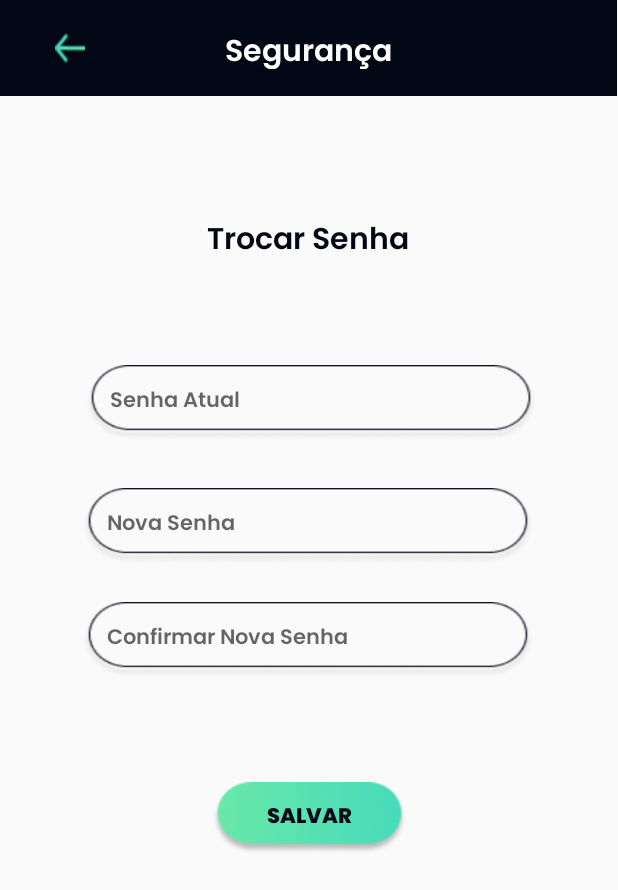
After one commit to claraaqn/App-Ativos-Digitais, an Android app built with Jetpack Compose: the SegurancaActivity screen opened directly, with no data from a screen before it, on a phone screen of 412 x 824 dp. The commit adds this screen. Shown: the top 890 px of the screen. Run offline under Robolectric (Android 15) with nearby library versions, the phone set to English and light mode, and no system bars.

Commit message:
Tela de alterar senha ok + conexão com o banco de dados

```diff
--- a/app/src/main/java/com/projeto1/desingbrabo/ConfiguracoesActivity.kt
+++ b/app/src/main/java/com/projeto1/desingbrabo/ConfiguracoesActivity.kt
@@ -58,7 +58,7 @@ class ConfiguracoesActivity : AppCompatActivity() {
         }
 
         buttonSeguranca.setOnClickListener {
-            // val intent = Intent(this, SegurancaActivity::class.java)
+            val intent = Intent(this, SegurancaActivity::class.java)
             startActivity(intent)
         }
 
--- /dev/null
+++ b/app/src/main/java/com/projeto1/desingbrabo/SegurancaActivity.kt
@@ -0,0 +1,84 @@
+package com.projeto1.desingbrabo
+
+import android.content.Intent
+import android.os.Bundle
+import android.widget.Button
+import android.widget.EditText
+import android.widget.ImageView
+import android.widget.Toast
+import androidx.appcompat.app.AppCompatActivity
+import com.projeto1.desingbrabo.api.RetrofitInstance
+import retrofit2.Call
+import retrofit2.Callback
+import retrofit2.Response
+import com.projeto1.desingbrabo.model.PasswordChangeRequest
+import com.projeto1.desingbrabo.model.GenericResponse
+
+class SegurancaActivity : AppCompatActivity() {
+
+    override fun onCreate(savedInstanceState: Bundle?) {
+        super.onCreate(savedInstanceState)
+        setContentView(R.layout.tela_seguranca)
+
+        val buttonVoltar = findViewById<Button>(R.id.button_voltar)
+        val senhaAtual = findViewById<EditText>(R.id.senha_atual)
+        val novaSenha = findViewById<EditText>(R.id.nova_senha)
+        val confirmarNovaSenha = findViewById<EditText>(R.id.confirmar_nova_senha)
+        val salvarButton = findViewById<Button>(R.id.salvar_button)
+
+        buttonVoltar.setOnClickListener {
+            finish()
+        }
+
+        salvarButton.setOnClickListener {
+            val senhaAtualTexto = senhaAtual.text.toString()
+            val novaSenhaTexto = novaSenha.text.toString()
+            val confirmarNovaSenhaTexto = confirmarNovaSenha.text.toString()
+
+            if (senhaAtualTexto.isEmpty() || novaSenhaTexto.isEmpty() || confirmarNovaSenhaTexto.isEmpty()) {
+                Toast.makeText(this, "Todos os campos devem ser preenchidos.", Toast.LENGTH_SHORT).show()
+                return@setOnClickListener
+            }
+
+            if (novaSenhaTexto != confirmarNovaSenhaTexto) {
+                Toast.makeText(this, "As novas senhas não coincidem.", Toast.LENGTH_SHORT).show()
+                return@setOnClickListener
+            }
+
+            // Recupera o userId do SharedPreferences
+            val sharedPreferences = getSharedPreferences("user_prefs", MODE_PRIVATE)
+            val userId = sharedPreferences.getInt("user_id", -1)
+
+            if (userId == -1) {
+                Toast.makeText(this, "Erro ao identificar o usuário. Faça login novamente.", Toast.LENGTH_SHORT).show()
+                return@setOnClickListener
+            }
+
+            // Chama a função para alterar a senha
+            alterarSenha(userId, senhaAtualTexto, novaSenhaTexto)
+        }
+    }
+
+    private fun alterarSenha(userId: Int, senhaAtual: String, novaSenha: String) {
+        val apiService = RetrofitInstance.api
+        val passwordChangeRequest = PasswordChangeRequest(userId, senhaAtual, novaSenha)
+
+        apiService.changePassword(passwordChangeRequest).enqueue(object : Callback<GenericResponse> {
+            override fun onResponse(call: Call<GenericResponse>, response: Response<GenericResponse>) {
+                if (response.isSuccessful) {
+                    Toast.makeText(this@SegurancaActivity, "Senha alterada com sucesso!", Toast.LENGTH_LONG).show()
+                    // Redirecionar para a tela de perfil
+                    val intent = Intent(this@SegurancaActivity, PerfilActivity::class.java)
+                    startActivity(intent)
+                    finish()
+                } else {
+                    Toast.makeText(this@SegurancaActivity, "Erro ao alterar a senha: ${response.message()}", Toast.LENGTH_LONG).show()
+                }
+            }
+
+            override fun onFailure(call: Call<GenericResponse>, t: Throwable) {
+                Toast.makeText(this@SegurancaActivity, "Erro na conexão: ${t.message}", Toast.LENGTH_LONG).show()
+            }
+        })
+    }
+}
--- a/app/src/main/java/com/projeto1/desingbrabo/api/ApiService.kt
+++ b/app/src/main/java/com/projeto1/desingbrabo/api/ApiService.kt
@@ -5,8 +5,8 @@ import com.projeto1.desingbrabo.model.LoginRequest
 import com.projeto1.desingbrabo.model.LoginResponse
 import com.projeto1.desingbrabo.model.UpdateProfileRequest
 import com.projeto1.desingbrabo.model.GenericResponse
+import com.projeto1.desingbrabo.model.PasswordChangeRequest
 import com.projeto1.desingbrabo.model.UserProfileResponse
-import com.projeto1.desingbrabo.model.UserResponse
 import okhttp3.ResponseBody
 import retrofit2.Call
 import retrofit2.http.Body
@@ -33,4 +33,7 @@ interface ApiService {
     @DELETE("/delete_user/{id}")
     fun delete_user(@Path("id") id: Int): Call<Void>
 
+    @POST("change_password")
+    fun changePassword(@Body passwordChangeRequest: PasswordChangeRequest): Call<GenericResponse>
+
 }
--- /dev/null
+++ b/app/src/main/res/layout/tela_seguranca.xml
@@ -0,0 +1,136 @@
+<?xml version="1.0" encoding="utf-8"?>
+<androidx.constraintlayout.widget.ConstraintLayout xmlns:android="http://schemas.android.com/apk/res/android"
+    android:layout_width="match_parent"
+    android:layout_height="match_parent"
+    xmlns:tools="http://schemas.android.com/tools"
+    xmlns:app="http://schemas.android.com/apk/res-auto">
+
+    <ImageView
+        android:id="@+id/fundo_cima"
+        android:layout_width="411dp"
+        android:layout_height="wrap_content"
+        android:src="@drawable/fundo_parte_cima"
+        app:layout_constraintBottom_toBottomOf="parent"
+        app:layout_constraintEnd_toEndOf="parent"
+        app:layout_constraintHorizontal_bias="0.0"
+        app:layout_constraintStart_toStartOf="parent"
+        app:layout_constraintTop_toTopOf="parent"
+        app:layout_constraintVertical_bias="0.0"
+        tools:ignore="ContentDescription,MissingConstraints" />
+
+    <TextView
+        android:id="@+id/seguranca"
+        android:layout_width="158dp"
+        android:layout_height="27dp"
+        android:fontFamily="@font/poppins_semi_bold"
+        android:gravity="center"
+        android:text="@string/seguran_a"
+        android:textColor="#FFFFFF"
+        android:textSize="20sp"
+        app:layout_constraintBottom_toBottomOf="@+id/fundo_cima"
+        app:layout_constraintEnd_toEndOf="parent"
+        app:layout_constraintHorizontal_bias="0.498"
+        app:layout_constraintStart_toStartOf="parent"
+        app:layout_constraintTop_toTopOf="@+id/fundo_cima"
+        app:layout_constraintVertical_bias="0.513" />
+
+    <Button
+        android:id="@+id/button_voltar"
+        android:layout_width="20dp"
+        android:layout_height="20dp"
+        android:layout_marginStart="20dp"
+        android:background="@drawable/icon_voltar"
+        android:fontFamily="@font/archivo_bold"
+        android:textColor="@android:color/white"
+        android:contentDescription="@string/bot_o_voltar"
+        app:layout_constraintBottom_toBottomOf="@+id/fundo_cima"
+        app:layout_constraintEnd_toStartOf="@+id/perfil"
+        app:layout_constraintHorizontal_bias="0.192"
+        app:layout_constraintStart_toStartOf="parent"
+        app:layout_constraintTop_toTopOf="@+id/fundo_cima"
+        tools:ignore="TouchTargetSizeCheck"/>
+
+    <TextView
+        android:id="@+id/perfil"
+        android:layout_width="158dp"
+        android:layout_height="27dp"
+        android:layout_marginTop="80dp"
+        android:fontFamily="@font/poppins_semi_bold"
+        android:gravity="center"
+        android:text="@string/trocar_senha"
+        android:textColor="#010715"
+        android:textSize="20sp"
+        app:layout_constraintEnd_toEndOf="parent"
+        app:layout_constraintHorizontal_bias="0.498"
+        app:layout_constraintStart_toStartOf="parent"
+        app:layout_constraintTop_toBottomOf="@+id/fundo_cima" />
+
+    <EditText
+        android:id="@+id/senha_atual"
+        android:layout_width="300dp"
+        android:layout_height="50dp"
+        android:layout_marginTop="72dp"
+        android:background="@drawable/contorno_edit_text"
+        android:fontFamily="@font/poppins_semi_bold"
+        android:hint="@string/senha_atual"
+        android:inputType="text"
+        android:paddingStart="16dp"
+        android:textAlignment="textStart"
+        android:textSize="14sp"
+        app:layout_constraintEnd_toEndOf="parent"
+        app:layout_constraintHorizontal_bias="0.513"
+        app:layout_constraintStart_toStartOf="parent"
+        app:layout_constraintTop_toBottomOf="@+id/perfil" />
+
+    <EditText
+        android:id="@+id/nova_senha"
+        android:layout_width="300dp"
+        android:layout_height="50dp"
+        android:layout_marginTop="32dp"
+        android:background="@drawable/contorno_edit_text"
+        android:fontFamily="@font/poppins_semi_bold"
+        android:hint="@string/nova_senha"
+        android:inputType="text"
+        android:paddingStart="16dp"
+        android:textAlignment="textStart"
+        android:textSize="14sp"
+        app:layout_constraintEnd_toEndOf="parent"
+        app:layout_constraintHorizontal_bias="0.495"
+        app:layout_constraintStart_toStartOf="parent"
+        app:layout_constraintTop_toBottomOf="@+id/senha_atual" />
+
+    <EditText
+        android:id="@+id/confirmar_nova_senha"
+        android:layout_width="300dp"
+        android:layout_height="50dp"
+        android:background="@drawable/contorno_edit_text"
+        android:fontFamily="@font/poppins_semi_bold"
+        android:hint="@string/confirmar_nova_senha"
+        android:inputType="text"
+        android:paddingStart="16dp"
+        android:textAlignment="textStart"
+        android:textSize="14sp"
+        app:layout_constraintBottom_toBottomOf="parent"
+        app:layout_constraintEnd_toEndOf="parent"
+        app:layout_constraintHorizontal_bias="0.495"
+        app:layout_constraintStart_toStartOf="parent"
+        app:layout_constraintTop_toBottomOf="@+id/nova_senha"
+        app:layout_constraintVertical_bias="0.066" />
+
+    <Button
+        android:id="@+id/salvar_button"
+        android:layout_width="130dp"
+        android:layout_height="48dp"
+        android:layout_marginTop="70dp"
+        android:background="@drawable/fundo_botao_ver"
+        android:fontFamily="@font/poppins_extra_bold"
+        android:text="@string/salvar"
+        android:textColor="#010715"
+        app:layout_constraintBottom_toBottomOf="parent"
+        app:layout_constraintEnd_toEndOf="parent"
+        app:layout_constraintHorizontal_bias="0.5"
+        app:layout_constraintStart_toStartOf="parent"
+        app:layout_constraintTop_toBottomOf="@+id/confirmar_nova_senha"
+        app:layout_constraintVertical_bias="0.0" />
+
+</androidx.constraintlayout.widget.ConstraintLayout>
--- a/app/src/main/res/values/strings.xml
+++ b/app/src/main/res/values/strings.xml
@@ -44,4 +44,8 @@
     <string name="acesso_ao_armazenamento">Acesso ao armazenamento</string>
     <string name="permitir_notificacoes">Permitir notificações</string>
     <string name="excluir_conta">Excluir Conta</string>
+    <string name="trocar_senha">Trocar Senha</string>
+    <string name="senha_atual">Senha Atual</string>
+    <string name="nova_senha">Nova Senha</string>
+    <string name="confirmar_nova_senha">Confirmar Nova Senha</string>
 </resources>
```
Also changed, not shown: app/src/main/AndroidManifest.xml (+7 -0 lines), app/src/main/java/com/projeto1/desingbrabo/model/PasswordChangeRequest.kt (added, +7 -0 lines), 1 other file.
